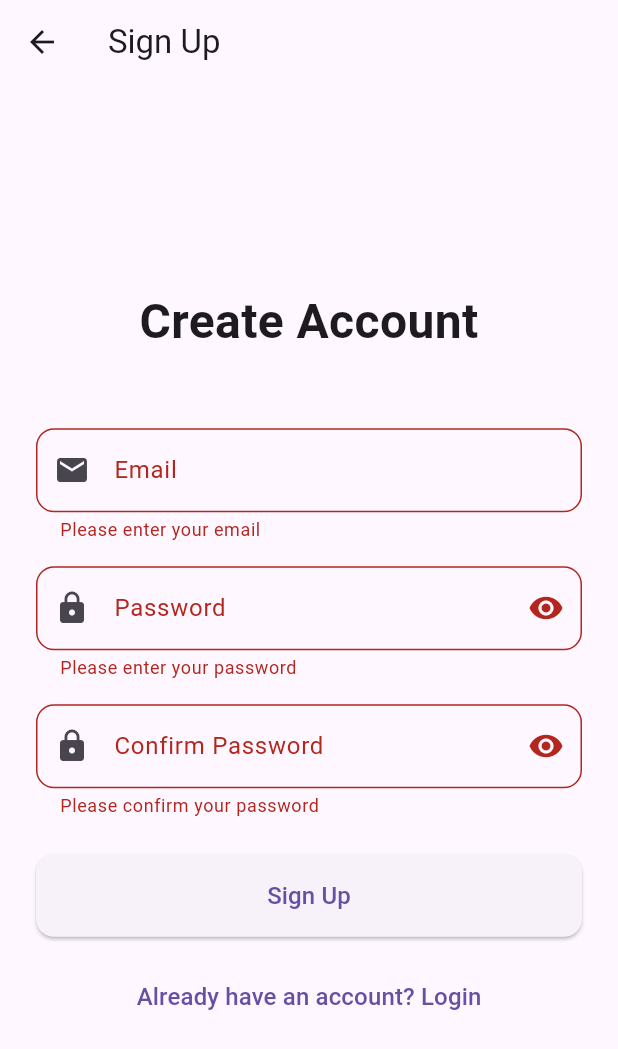
After one commit to sunjilkh/ChatAppMAD, a Flutter app: the SignUpScreen screen opened directly, after a tap on "Sign Up", on a phone screen of 412 x 824 dp. The commit adds this screen. Shown: the top 1049 px of the screen. Run offline on Flutter 3.47's test engine with Material 3 defaults, Android fonts, the phone set to English and light mode, and no system bars; our stand-ins replace cloud_firestore, firebase_auth, firebase_core, firebase_storage, flutter_svg, image_picker; accounts and stored records are empty; network calls fail.

Commit message:
auth fixed
Do not use dummy email

```diff
--- a/lib/screens/chat_screen.dart
+++ b/lib/screens/chat_screen.dart
@@ -309,7 +309,7 @@ class _ChatScreenState extends State<ChatScreen> {
   Widget _buildDot(int index) {
     return TweenAnimationBuilder<double>(
       tween: Tween(begin: 0.0, end: 1.0),
-      duration: const Duration(milliseconds: 400),
+      duration: Duration(milliseconds: 400),
       curve: Curves.easeInOut,
       builder: (context, value, child) {
         return Container(
--- /dev/null
+++ b/lib/screens/signup_screen.dart
@@ -0,0 +1,213 @@
+import 'package:flutter/material.dart';
+import 'package:firebase_auth/firebase_auth.dart';
+
+class SignUpScreen extends StatefulWidget {
+  const SignUpScreen({super.key});
+
+  @override
+  State<SignUpScreen> createState() => _SignUpScreenState();
+}
+
+class _SignUpScreenState extends State<SignUpScreen> {
+  final _formKey = GlobalKey<FormState>();
+  final _emailController = TextEditingController();
+  final _passwordController = TextEditingController();
+  final _confirmPasswordController = TextEditingController();
+  bool _isLoading = false;
+  bool _isPasswordVisible = false;
+  bool _isConfirmPasswordVisible = false;
+
+  @override
+  void dispose() {
+    _emailController.dispose();
+    _passwordController.dispose();
+    _confirmPasswordController.dispose();
+    super.dispose();
+  }
+
+  Future<void> _signUp() async {
+    if (_formKey.currentState!.validate()) {
+      setState(() {
+        _isLoading = true;
+      });
+
+      try {
+        await FirebaseAuth.instance.createUserWithEmailAndPassword(
+          email: _emailController.text.trim(),
+          password: _passwordController.text.trim(),
+        );
+        // Navigate to home screen after successful sign up
+        if (mounted) {
+          Navigator.pushReplacementNamed(context, '/home');
+        }
+      } on FirebaseAuthException catch (e) {
+        String message = 'An error occurred';
+        if (e.code == 'weak-password') {
+          message = 'The password provided is too weak';
+        } else if (e.code == 'email-already-in-use') {
+          message = 'An account already exists for that email';
+        } else if (e.code == 'invalid-email') {
+          message = 'Invalid email address';
+        }
+        ScaffoldMessenger.of(context).showSnackBar(
+          SnackBar(content: Text(message)),
+        );
+      } finally {
+        if (mounted) {
+          setState(() {
+            _isLoading = false;
+          });
+        }
+      }
+    }
+  }
+
+  @override
+  Widget build(BuildContext context) {
+    return Scaffold(
+      appBar: AppBar(
+        title: const Text('Sign Up'),
+      ),
+      body: SafeArea(
+        child: Center(
+          child: SingleChildScrollView(
+            padding: const EdgeInsets.all(24.0),
+            child: Form(
+              key: _formKey,
+              child: Column(
+                mainAxisAlignment: MainAxisAlignment.center,
+                crossAxisAlignment: CrossAxisAlignment.stretch,
+                children: [
+                  const Text(
+                    'Create Account',
+                    style: TextStyle(
+                      fontSize: 32,
+                      fontWeight: FontWeight.bold,
+                    ),
+                    textAlign: TextAlign.center,
+                  ),
+                  const SizedBox(height: 48),
+                  TextFormField(
+                    controller: _emailController,
+                    keyboardType: TextInputType.emailAddress,
+                    decoration: InputDecoration(
+                      labelText: 'Email',
+                      hintText: 'Enter your email',
+                      prefixIcon: const Icon(Icons.email),
+                      border: OutlineInputBorder(
+                        borderRadius: BorderRadius.circular(12),
+                      ),
+                    ),
+                    validator: (value) {
+                      if (value == null || value.isEmpty) {
+                        return 'Please enter your email';
+                      }
+                      if (!value.contains('@')) {
+                        return 'Please enter a valid email';
+                      }
+                      return null;
+                    },
+                  ),
+                  const SizedBox(height: 16),
+                  TextFormField(
+                    controller: _passwordController,
+                    obscureText: !_isPasswordVisible,
+                    decoration: InputDecoration(
+                      labelText: 'Password',
+                      hintText: 'Enter your password',
+                      prefixIcon: const Icon(Icons.lock),
+                      suffixIcon: IconButton(
+                        icon: Icon(
+                          _isPasswordVisible
+                              ? Icons.visibility_off
+                              : Icons.visibility,
+                        ),
+                        onPressed: () {
+                          setState(() {
+                            _isPasswordVisible = !_isPasswordVisible;
+                          });
+                        },
+                      ),
+                      border: OutlineInputBorder(
+                        borderRadius: BorderRadius.circular(12),
+                      ),
+                    ),
+                    validator: (value) {
+                      if (value == null || value.isEmpty) {
+                        return 'Please enter your password';
+                      }
+                      if (value.length < 6) {
+                        return 'Password must be at least 6 characters';
+                      }
+                      return null;
+                    },
+                  ),
+                  const SizedBox(height: 16),
+                  TextFormField(
+                    controller: _confirmPasswordController,
+                    obscureText: !_isConfirmPasswordVisible,
+                    decoration: InputDecoration(
+                      labelText: 'Confirm Password',
+                      hintText: 'Confirm your password',
+                      prefixIcon: const Icon(Icons.lock),
+                      suffixIcon: IconButton(
+                        icon: Icon(
+                          _isConfirmPasswordVisible
+                              ? Icons.visibility_off
+                              : Icons.visibility,
+                        ),
+                        onPressed: () {
+                          setState(() {
+                            _isConfirmPasswordVisible = !_isConfirmPasswordVisible;
+                          });
+                        },
+                      ),
+                      border: OutlineInputBorder(
+                        borderRadius: BorderRadius.circular(12),
+                      ),
+                    ),
+                    validator: (value) {
+                      if (value == null || value.isEmpty) {
+                        return 'Please confirm your password';
+                      }
+                      if (value != _passwordController.text) {
+                        return 'Passwords do not match';
+                      }
+                      return null;
+                    },
+                  ),
+                  const SizedBox(height: 24),
+                  ElevatedButton(
+                    onPressed: _isLoading ? null : _signUp,
+                    style: ElevatedButton.styleFrom(
+                      padding: const EdgeInsets.symmetric(vertical: 16),
+                      shape: RoundedRectangleBorder(
+                        borderRadius: BorderRadius.circular(12),
+                      ),
+                    ),
+                    child: _isLoading
+                        ? const CircularProgressIndicator()
+                        : const Text(
+                            'Sign Up',
+                            style: TextStyle(fontSize: 16),
+                          ),
+                  ),
+                  const SizedBox(height: 16),
+                  TextButton(
+                    onPressed: () {
+                      Navigator.pop(context);
+                    },
+                    child: const Text(
+                      'Already have an account? Login',
+                      style: TextStyle(fontSize: 16),
+                    ),
+                  ),
+                ],
+              ),
+            ),
+          ),
+        ),
+      ),
+    );
+  }
+}
--- a/lib/screens/user_search_screen.dart
+++ b/lib/screens/user_search_screen.dart
@@ -84,7 +84,7 @@ class _UserSearchScreenState extends State<UserSearchScreen> {
       return Center(
         child: Text(
           isChatHistory ? 'No chat history' : 'No users found',
-          style: const TextStyle(color: Colors.grey),
+          style: TextStyle(color: Colors.grey),
         ),
       );
     }
--- a/lib/services/user_service.dart
+++ b/lib/services/user_service.dart
@@ -36,7 +36,7 @@ class UserService {
       final querySnapshot = await _firestore
           .collection('users')
           .where('username', isGreaterThanOrEqualTo: username)
-          .where('username', isLessThanOrEqualTo: '$username\uf8ff')
+          .where('username', isLessThanOrEqualTo: username + '\uf8ff')
           .get();
 
       return querySnapshot.docs
```
Also changed, not shown: lib/main.dart (+29 -8 lines), lib/screens/profile_settings_screen.dart (+15 -27 lines), lib/screens/register_screen.dart (+17 -22 lines).
